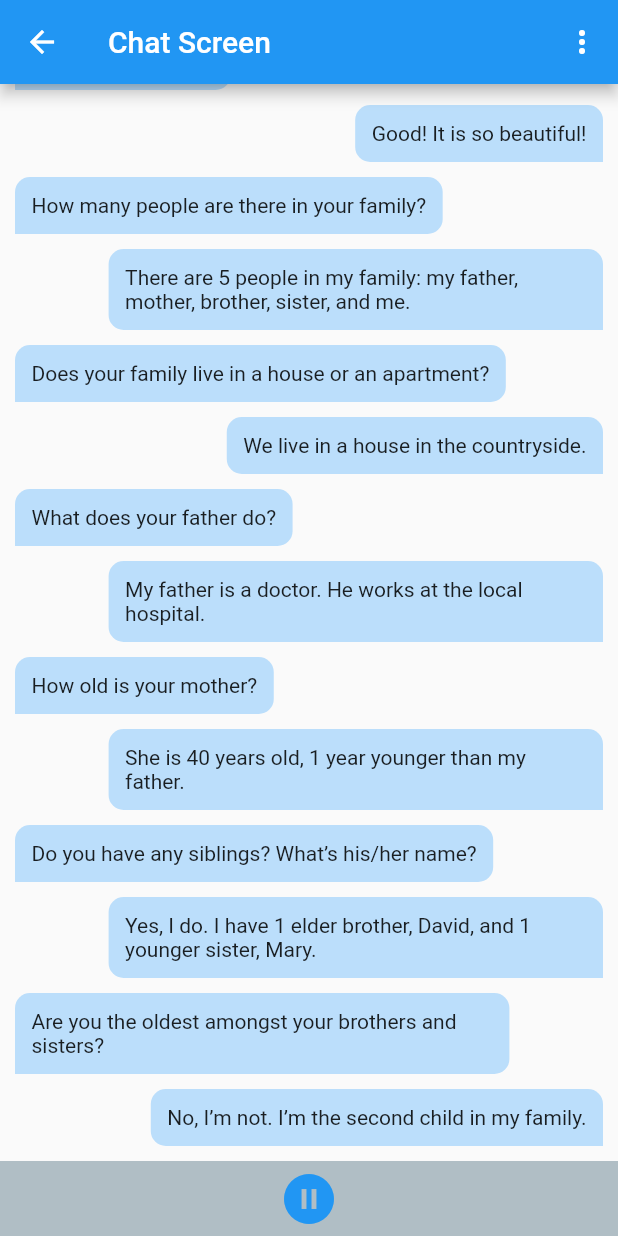
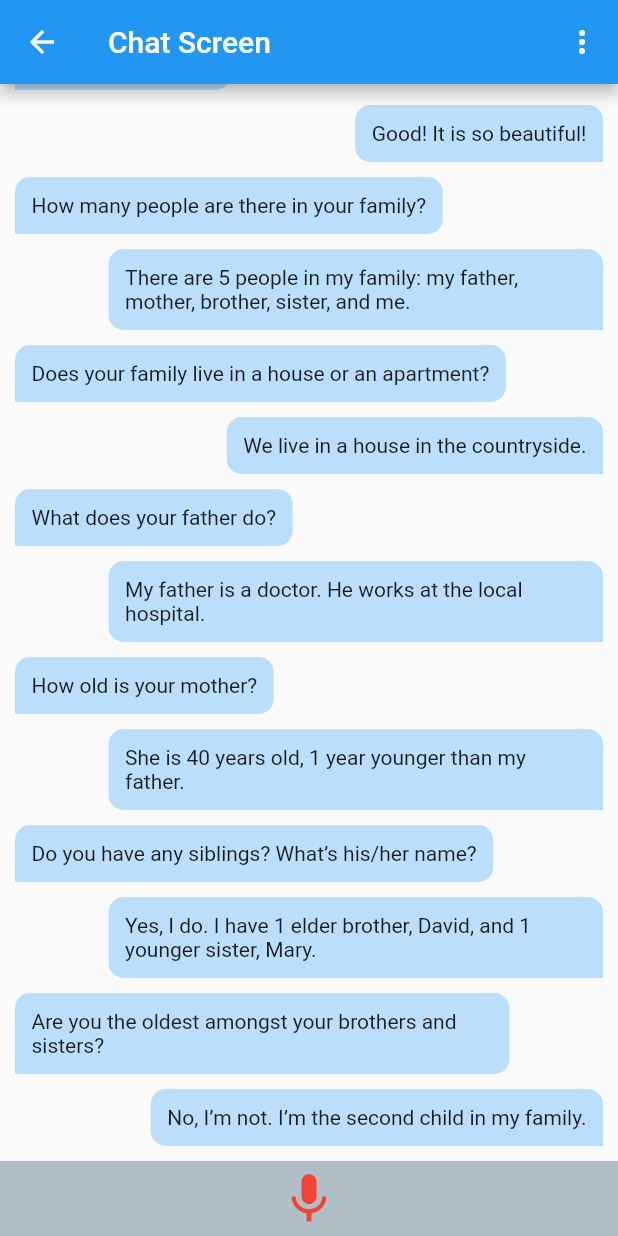
Before and after one commit to ngocAnh1999/int3122-2019, a Flutter app: the ChatScreen screen opened directly, scrolled down 140 dp, after a tap on the "play circle filled" icon, on a phone screen of 412 x 824 dp. Run offline on Flutter 3.47's test engine with Material 2 defaults, Android fonts, the phone set to English and light mode, and no system bars; our stand-ins replace cloud_firestore, firebase_auth, flutter_screenutil, flutter_tts, fluttertoast, google_sign_in and 1 more; missing offline and left inert: flutter_facebook_login, speech_recognition; accounts and stored records are empty.

Commit message:
+ Add speech recognition lib

```diff
--- a/group2_listen_english/mobile/lib/views/screen/ChatScreen.dart
+++ b/group2_listen_english/mobile/lib/views/screen/ChatScreen.dart
@@ -2,6 +2,7 @@ import 'package:flutter/material.dart';
 import 'package:flutter_tts/flutter_tts.dart';
 import 'package:mobile/core/models/Message.dart';
 import 'dart:async';
+import 'package:speech_recognition/speech_recognition.dart';
 
 class ChatScreen extends StatefulWidget {
   @override
@@ -10,6 +11,21 @@ class ChatScreen extends StatefulWidget {
 
 enum TtsState { playing, stopped }
 enum LearningMode { botVsBot, playerVsPlayer, botVsPlayer }
+
+class Language {
+  final String name;
+  final String code;
+
+  const Language(this.name, this.code);
+}
+
+const languagesType = const [
+  const Language('English', 'en_US'),
+  const Language('Francais', 'fr_FR'),
+  const Language('Pусский', 'ru_RU'),
+  const Language('Italiano', 'it_IT'),
+  const Language('Español', 'es_ES'),
+];
 
 class _ChatScreenState extends State<ChatScreen> {
   final GlobalKey<ScaffoldState> _scaffoldKey = new GlobalKey<ScaffoldState>();
@@ -102,7 +118,7 @@ class _ChatScreenState extends State<ChatScreen> {
   String language;
   String voice;
   int silencems;
-  bool speakingState = false;
+  bool _isSpeaking = false;
   final GlobalKey _menuKey = new GlobalKey();
   String _newVoiceText;
   int indexSpeaking = -1;
@@ -112,6 +128,14 @@ class _ChatScreenState extends State<ChatScreen> {
 
   TtsState ttsState = TtsState.stopped;
   LearningMode learningMode = LearningMode.botVsPlayer;
+
+  SpeechRecognition _speech;
+  bool _speechRecognitionAvailable = false;
+  bool _isListening = false;
+  String transcription = '';
+
+  //String _currentLocale = 'en_US';
+  Language selectedLang = languagesType.first;
 
   // get isPlaying => ttsState == TtsState.playing;
   // get isStopped => ttsState == TtsState.stopped;
@@ -125,7 +149,7 @@ class _ChatScreenState extends State<ChatScreen> {
     // defines a timer
     _everySecond = Timer.periodic(Duration(seconds: 3), (Timer t) {
       setState(() {
-        if (speakingState && ttsState == TtsState.stopped) {
+        if (_isSpeaking && ttsState == TtsState.stopped) {
           // _now = DateTime.now().second.toString();
           readDone = indexSpeaking;
           indexSpeaking++;
@@ -147,24 +171,101 @@ class _ChatScreenState extends State<ChatScreen> {
         ttsState = TtsState.stopped;
       });
     });
+    activateSpeechRecognizer();
+  }
+
+  void activateSpeechRecognizer() {
+    print('_MyAppState.activateSpeechRecognizer... ');
+    _speech = new SpeechRecognition();
+    _speech.setAvailabilityHandler(onSpeechAvailability);
+    _speech.setCurrentLocaleHandler(onCurrentLocale);
+    _speech.setRecognitionStartedHandler(onRecognitionStarted);
+    _speech.setRecognitionResultHandler(onRecognitionResult);
+    _speech.setRecognitionCompleteHandler(onRecognitionComplete);
+    // _speech.setErrorHandler(errorHandler);
+    _speech
+        .activate()
+        .then((res) => setState(() => _speechRecognitionAvailable = res));
+  }
+
+  void start() => _speech
+      .listen(locale: selectedLang.code)
+      .then((result) => print('_MyAppState.start => result $result'));
+
+  void cancel() =>
+      _speech.cancel().then((result) => setState(() => _isListening = result));
+
+  void stop() => _speech.stop().then((result) {
+        setState(() => _isListening = result);
+      });
+
+  void onSpeechAvailability(bool result) =>
+      setState(() => _speechRecognitionAvailable = result);
+
+  void onCurrentLocale(String locale) {
+    print('_MyAppState.onCurrentLocale... $locale');
+    setState(
+        () => selectedLang = languages.firstWhere((l) => l.code == locale));
+  }
+
+  void onRecognitionStarted() => setState(() => _isListening = true);
+
+  void onRecognitionResult(String text) =>
+      {setState(() => transcription = text)};
+
+  void onRecognitionComplete() => setState(() => _isListening = false);
+
+  void errorHandler() => activateSpeechRecognizer();
+
+  void _selectLangHandler(Language lang) {
+    setState(() => selectedLang = lang);
   }
 
   initTts() {
     flutterTts = FlutterTts();
   }
 
-  void _changeStatePlaying() {
+  void _onTapBottomControl() {
+    switch (learningMode) {
+      case LearningMode.botVsBot:
         if (ttsState == TtsState.playing) {
           print("is Playing");
           flutterTts.stop();
         }
         setState(() {
-      speakingState = !speakingState;
+          _isSpeaking = !_isSpeaking;
           ttsState = TtsState.stopped;
         });
+        break;
+      case LearningMode.botVsPlayer:
+        // _speechRecognitionAvailable && !_isListening ? start() : stop();
+        setState(() {
+          _isListening = !_isListening;
+        });
+        break;
+      case LearningMode.playerVsPlayer:
+        // _speechRecognitionAvailable && !_isListening ? start() : stop();
+        setState(() {
+          _isListening = !_isListening;
+        });
+        break;
+      default:
+    }
   }
 
-  void autoSpeech() {}
+  similarityChecker (String origin, String record) {
+    List<String> arrayOrigin = origin.split(' ').toList();
+    List<String> arrayRecord = record.split(' ').toList();
+    int score = 0;
+    for(int i=0;i<arrayRecord.length;i++){
+      for(int j=0;j<arrayOrigin.length;j++){
+        if(arrayRecord[i] == arrayOrigin[j]){
+          score++;
+        }
+      }
+    }
+    return score/arrayOrigin.length;
+  }
 
   void _read(String text) async {
     await flutterTts.stop();
@@ -210,37 +311,6 @@ class _ChatScreenState extends State<ChatScreen> {
     return Scaffold(
       key: _scaffoldKey,
       appBar: AppBar(title: Text("Chat Screen"), actions: <Widget>[
-        // PopupMenuButton<LearningMode>(
-        //   itemBuilder: (BuildContext context) {
-        //     return new List<PopupMenuEntry<LearningMode>>.generate(
-        //       LearningMode.values.length,
-        //       (int index) {
-        //         return new PopupMenuItem(
-        //           value: LearningMode.values[index],
-        //           child: new AnimatedBuilder(
-        //             child: new Text(LearningMode.values[index].toString()),
-        //             animation: _selectedItem,
-        //             builder: (BuildContext context, Widget child) {
-        //               return new RadioListTile<LearningMode>(
-        //                 value: LearningMode.values[index],
-        //                 groupValue: _selectedItem.value,
-        //                 title: child,
-        //                 onChanged: (LearningMode value) {
-        //                   _selectedItem.value = value;
-        //                 },
-        //               );
-        //             },
-        //           ),
-        //         );
-        //       },
-        //     );
-        //   },
-        // ),
-        // action button
-        // IconButton(
-        //   icon: Icon(Icons.settings),
-        //   onPressed: () {},
-        // ),
         PopupMenuButton(
           onSelected: (String value) {
             print(value);
@@ -320,7 +390,7 @@ class _ChatScreenState extends State<ChatScreen> {
         ? MainAxisAlignment.start
         : MainAxisAlignment.end;
 
-    if (speakingState && indexSpeaking == index && readDone != index) {
+    if (_isSpeaking && indexSpeaking == index && readDone != index) {
       switch (learningMode) {
         case LearningMode.botVsPlayer:
           if (alignment == MainAxisAlignment.start) {
@@ -375,6 +445,22 @@ class _ChatScreenState extends State<ChatScreen> {
   }
 
   Widget bottomControl() {
+    IconData iconBottom;
+    Color iconColor = Colors.blue;
+    switch (learningMode) {
+      case LearningMode.botVsBot:
+        iconBottom =  _isSpeaking ? Icons.pause_circle_filled : Icons.play_circle_filled;
+        break;
+      case LearningMode.botVsPlayer:
+        iconBottom = _isListening ? Icons.mic : Icons.play_circle_filled;
+        iconColor = _isListening ? Colors.red : Colors.blue;
+        break;
+      case LearningMode.playerVsPlayer:
+        iconBottom = _isListening ? Icons.mic_none : Icons.mic_off;
+        iconColor = _isListening ? Colors.red : Colors.blue;
+        break;
+      default:
+    }
     return Container(
       height: 50,
       // padding: EdgeInsets.only(bottom: 10.0),
@@ -383,12 +469,15 @@ class _ChatScreenState extends State<ChatScreen> {
         mainAxisAlignment: MainAxisAlignment.spaceEvenly,
         children: <Widget>[
           GestureDetector(
-            onTap: _changeStatePlaying,
+            onTap: _onTapBottomControl,
+            // onTap: learningMode == LearningMode.botVsPlayer
+            //     ? (_speechRecognitionAvailable && !_isListening
+            //         ? () => start()
+            //         : stop)
+            //     : (_changeStatePlaying),
             child: Icon(
-              speakingState
-                  ? Icons.pause_circle_filled
-                  : Icons.play_circle_filled,
-              color: Colors.blue,
+              iconBottom,
+              color: iconColor,
               size: 40.0,
             ),
           )
@@ -397,12 +486,3 @@ class _ChatScreenState extends State<ChatScreen> {
     );
   }
 }
-
-BoxDecoration myBoxDecoration() {
-  return BoxDecoration(
-    border: Border.all(
-      // color: Colors.red,
-      width: 5.0,
-    ),
-  );
-}
--- a/group2_listen_english/mobile/lib/views/screen/HomeScreen.dart
+++ b/group2_listen_english/mobile/lib/views/screen/HomeScreen.dart
@@ -6,6 +6,7 @@ import 'package:mobile/views/screen/AboutScreen.dart';
 import 'package:mobile/views/screen/ResultUserScreen.dart';
 import 'package:mobile/views/screen/SettingsScreen.dart';
 import 'package:mobile/views/screen/UserProfileScreen.dart';
+import 'package:cloud_firestore/cloud_firestore.dart';
 
 class HomeScreen extends StatelessWidget {
   HomeScreen({Key key, this.auth, this.userId, this.onSignedOut})
@@ -115,9 +116,7 @@ class HomeScreen extends StatelessWidget {
                 ],
               ),
             ),
-            // This container holds the align
             Container(
-                // This align moves the children to the bottom
                 child: Align(
                     alignment: FractionalOffset.bottomCenter,
                     child: Container(
--- /dev/null
+++ b/group2_listen_english/mobile/lib/views/screen/RecordScreen.dart
@@ -0,0 +1,154 @@
+import 'package:flutter/material.dart';
+import 'package:speech_recognition/speech_recognition.dart';
+
+const languages = const [
+  const Language('Francais', 'fr_FR'),
+  const Language('English', 'en_US'),
+  const Language('Pусский', 'ru_RU'),
+  const Language('Italiano', 'it_IT'),
+  const Language('Español', 'es_ES'),
+];
+
+class Language {
+  final String name;
+  final String code;
+
+  const Language(this.name, this.code);
+}
+
+class RecordScreen extends StatefulWidget {
+  @override
+  _RecordState createState() => new _RecordState();
+}
+
+class _RecordState extends State<RecordScreen> {
+  SpeechRecognition _speech;
+
+  bool _speechRecognitionAvailable = false;
+  bool _isListening = false;
+
+  String transcription = '';
+
+  //String _currentLocale = 'en_US';
+  Language selectedLang = languages.first;
+
+  @override
+  initState() {
+    super.initState();
+    activateSpeechRecognizer();
+  }
+
+  // Platform messages are asynchronous, so we initialize in an async method.
+  void activateSpeechRecognizer() {
+    print('_MyAppState.activateSpeechRecognizer... ');
+    _speech = new SpeechRecognition();
+    _speech.setAvailabilityHandler(onSpeechAvailability);
+    _speech.setCurrentLocaleHandler(onCurrentLocale);
+    _speech.setRecognitionStartedHandler(onRecognitionStarted);
+    _speech.setRecognitionResultHandler(onRecognitionResult);
+    _speech.setRecognitionCompleteHandler(onRecognitionComplete);
+    // _speech.setErrorHandler(errorHandler);
+    _speech
+        .activate()
+        .then((res) => setState(() => _speechRecognitionAvailable = res));
+  }
+
+  @override
+  Widget build(BuildContext context) {
+    return new MaterialApp(
+      home: new Scaffold(
+        appBar: new AppBar(
+          title: new Text('SpeechRecognition'),
+          actions: [
+            new PopupMenuButton<Language>(
+              onSelected: _selectLangHandler,
+              itemBuilder: (BuildContext context) => _buildLanguagesWidgets,
+            )
+          ],
+        ),
+        body: new Padding(
+            padding: new EdgeInsets.all(8.0),
+            child: new Center(
+              child: new Column(
+                mainAxisSize: MainAxisSize.min,
+                crossAxisAlignment: CrossAxisAlignment.stretch,
+                children: [
+                  new Expanded(
+                      child: new Container(
+                          padding: const EdgeInsets.all(8.0),
+                          color: Colors.grey.shade200,
+                          child: new Text(transcription))),
+                  _buildButton(
+                    onPressed: _speechRecognitionAvailable && !_isListening
+                        ? () => start()
+                        : null,
+                    label: _isListening
+                        ? 'Listening...'
+                        : 'Listen (${selectedLang.code})',
+                  ),
+                  _buildButton(
+                    onPressed: _isListening ? () => cancel() : null,
+                    label: 'Cancel',
+                  ),
+                  _buildButton(
+                    onPressed: _isListening ? () => stop() : null,
+                    label: 'Stop',
+                  ),
+                ],
+              ),
+            )),
+      ),
+    );
+  }
+
+  List<CheckedPopupMenuItem<Language>> get _buildLanguagesWidgets => languages
+      .map((l) => new CheckedPopupMenuItem<Language>(
+            value: l,
+            checked: selectedLang == l,
+            child: new Text(l.name),
+          ))
+      .toList();
+
+  void _selectLangHandler(Language lang) {
+    setState(() => selectedLang = lang);
+  }
+
+  Widget _buildButton({String label, VoidCallback onPressed}) => new Padding(
+      padding: new EdgeInsets.all(12.0),
+      child: new RaisedButton(
+        color: Colors.cyan.shade600,
+        onPressed: onPressed,
+        child: new Text(
+          label,
+          style: const TextStyle(color: Colors.white),
+        ),
+      ));
+
+  void start() => _speech
+      .listen(locale: selectedLang.code)
+      .then((result) => print('_MyAppState.start => result $result'));
+
+  void cancel() =>
+      _speech.cancel().then((result) => setState(() => _isListening = result));
+
+  void stop() => _speech.stop().then((result) {
+        setState(() => _isListening = result);
+      });
+
+  void onSpeechAvailability(bool result) =>
+      setState(() => _speechRecognitionAvailable = result);
+
+  void onCurrentLocale(String locale) {
+    print('_MyAppState.onCurrentLocale... $locale');
+    setState(
+        () => selectedLang = languages.firstWhere((l) => l.code == locale));
+  }
+
+  void onRecognitionStarted() => setState(() => _isListening = true);
+
+  void onRecognitionResult(String text) => setState(() => transcription = text);
+
+  void onRecognitionComplete() => setState(() => _isListening = false);
+
+  void errorHandler() => activateSpeechRecognizer();
+}
--- a/group2_listen_english/mobile/pubspec.yaml
+++ b/group2_listen_english/mobile/pubspec.yaml
@@ -35,6 +35,7 @@ dependencies:
   flutter_tts: 0.6.0
   flutter_screenutil: 0.6.0
   flutter_facebook_login: ^3.0.0
+  speech_recognition: "^0.3.0"
 
 dev_dependencies:
   flutter_test:
```
Also changed, not shown: group2_listen_english/mobile/lib/views/screen/SettingsScreen.dart (+17 -12 lines), group2_listen_english/mobile/pubspec.lock, 2 other files. Lines whose indentation alone changed are shown as unchanged.
